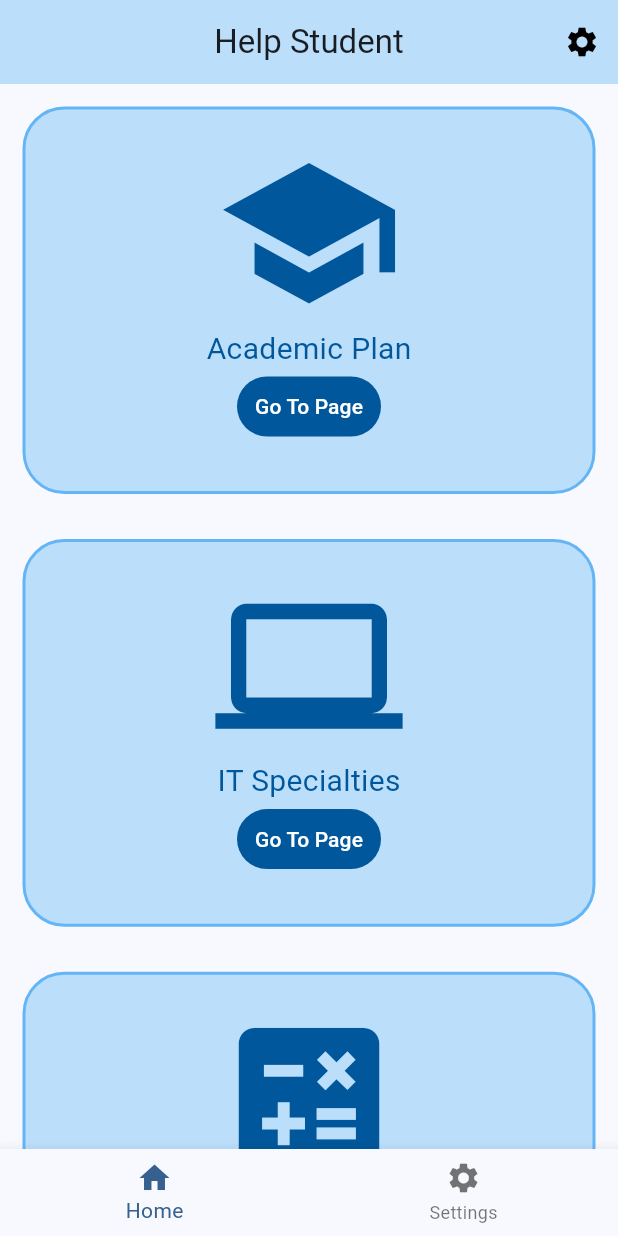
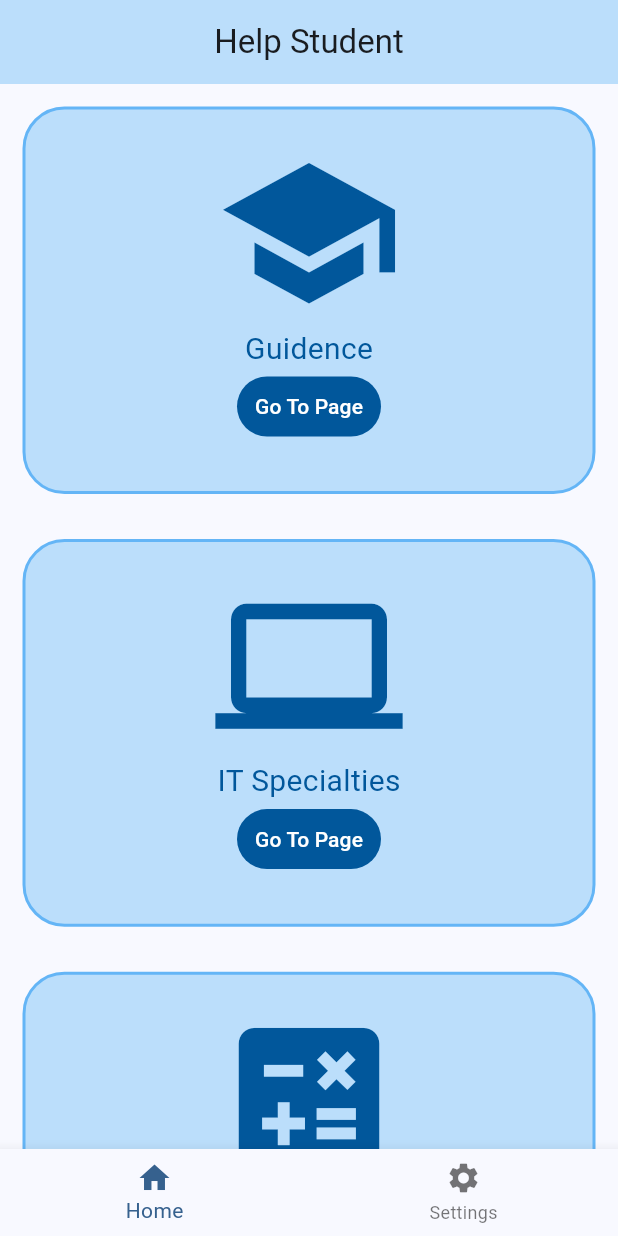
Before and after one commit to HamzehTamimi/Help-Student-Flutter, a Flutter app: the screen it shows after launch, on a phone screen of 412 x 824 dp. Run offline on Flutter 3.47's test engine with Material 3 defaults, Android fonts, the light colour scheme and no system bars.

Commit message:
Update home page

```diff
--- a/lib/cards/cards.dart
+++ b/lib/cards/cards.dart
@@ -77,9 +77,9 @@ class CVCard extends StatelessWidget {
   }
 }
 
-class AcademicPlanCard extends StatelessWidget {
+class GuidanceCard extends StatelessWidget {
   @override
   Widget build(BuildContext context) {
-    return Card(Icons.school, "Academic Plan", ComingSoon());
+    return Card(Icons.school, "Guidence", ComingSoon());
   }
 }
--- a/lib/screens/home.dart
+++ b/lib/screens/home.dart
@@ -19,23 +19,12 @@ class Homescreen extends StatelessWidget {
           title: const Text('Help Student'),
           backgroundColor: Color.fromRGBO(187, 222, 251, 1),
           centerTitle: true,
-          actions: <Widget>[
-            IconButton(
-              icon: Icon(
-                Icons.settings,
-                color: Colors.black,
-              ),
-              onPressed: () {
-                // do something
-              },
-            )
-          ],
         ),
         body: GridView.count(
           crossAxisCount: 1,
           childAspectRatio: (1 / .7),
           children: <Widget>[
-              AcademicPlanCard(),
+              GuidanceCard(),
               ITSpecialtyCard(),
               GPACard(),
               MapCard(),
```
